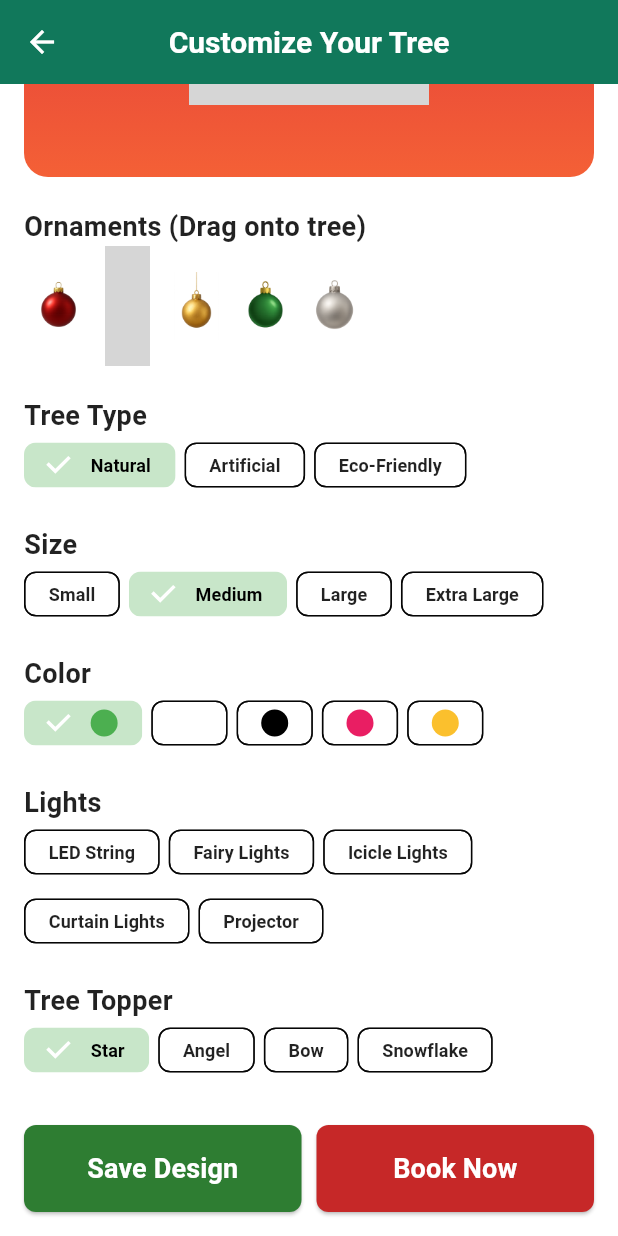
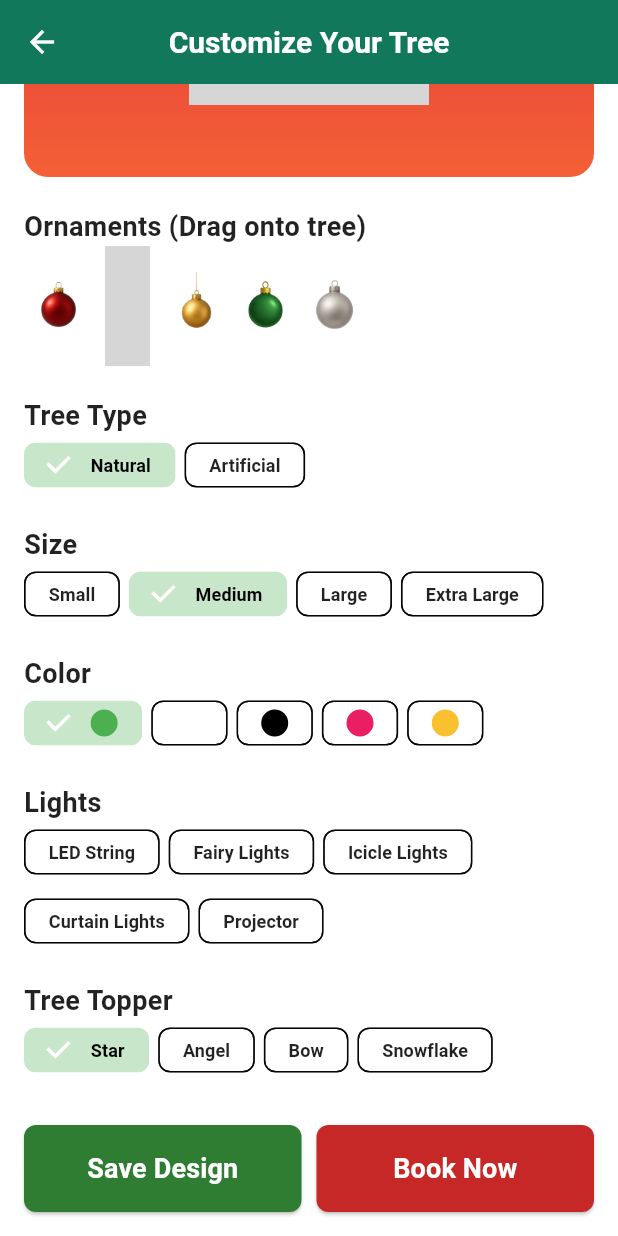
Before and after one commit to samiurvit1/Christmas_Tree_App, a Flutter app: the CustomizeTreePage screen opened directly, scrolled down 202 dp, on a phone screen of 412 x 824 dp. Run offline on Flutter 3.47's test engine with Material 3 defaults, Android fonts, the phone set to English and light mode, and no system bars; our stand-ins replace google_fonts, just_audio, video_player; missing offline and left inert: flutter_cube, model_viewer_plus, snow_fall_animation; accounts and stored records are empty; network calls fail; grey boxes are pictures that could not be loaded.

Commit message:
removed eco

```diff
--- a/ChristmasTreeApp/lib/pages/customize_tree_page.dart
+++ b/ChristmasTreeApp/lib/pages/customize_tree_page.dart
@@ -54,7 +54,7 @@ class _CustomizeTreePageState extends State<CustomizeTreePage>
   String? draggedOrnamentType;
 
   // Assume these are the options available for tree type
-  final List<String> treeTypes = ['Natural', 'Artificial', 'Eco-Friendly'];
+  final List<String> treeTypes = ['Natural', 'Artificial'];
   final List<String> sizes = ['Small', 'Medium', 'Large', 'Extra Large'];
   final List<String> colors = ['Green', 'White', 'Black', 'Pink', 'Gold'];
   final List<String> ornaments = [
```
